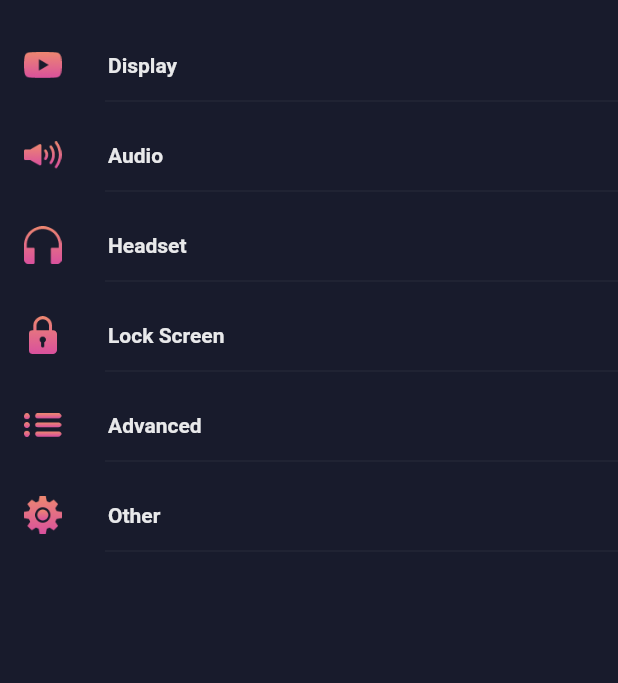
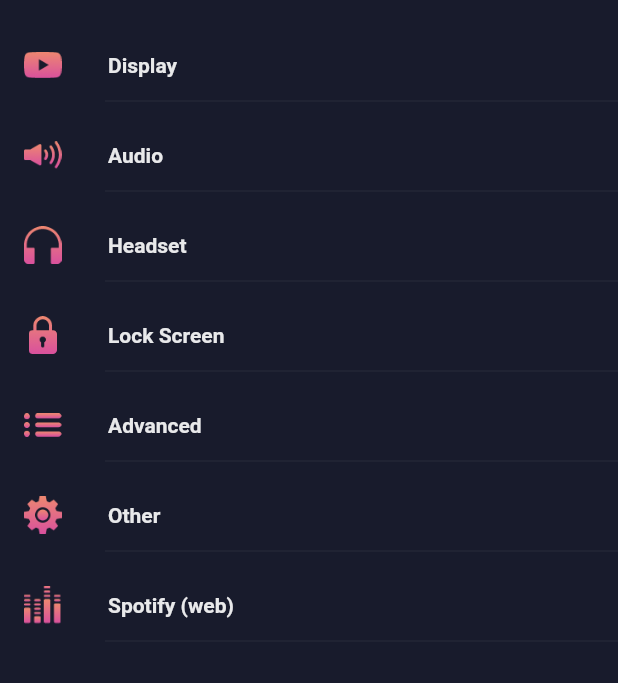
Before and after one commit to Kuwildansyah/Semester-5, a Flutter app: the SettingsView screen opened directly, on a phone screen of 412 x 824 dp, the part 61-744 px from its top. Run offline on Flutter 3.47's test engine with Material 2 defaults, Android fonts, the phone set to English and light mode, and no system bars; our stand-ins replace audio_service, dio, flutter_rating_bar, get, get_it, just_audio and 2 more; network calls fail.

Commit message:
Update settings_view.dart

```diff
--- a/Mobile/Project Moful/Myusic_V2/Myusic/lib/view/settings/settings_view.dart
+++ b/Mobile/Project Moful/Myusic_V2/Myusic/lib/view/settings/settings_view.dart
@@ -1,7 +1,10 @@
 import 'package:flutter/material.dart';
+// import 'package:flutter_webview_pro/webview_flutter.dart';
 import 'package:get/get.dart';
 import 'package:music_player/common_widget/icon_text_row.dart';
+import 'package:music_player/view/settings/webview.dart';
 import 'package:music_player/view_model/splash_view_model.dart';
+import 'package:webview_flutter/webview_flutter.dart';
 
 import '../../common/color_extension.dart';
 
@@ -38,7 +41,12 @@ class _SettingsViewState extends State<SettingsView> {
               fontWeight: FontWeight.w600),
         ),
       ),
-      body: ListView(
+      body: Column(
+        // Wrap your ListView with a Column
+        children: [
+          Expanded(
+            // Make the ListView expand to take available space
+            child: ListView(
               children: [
                 IconTextRow(
                   title: "Display",
@@ -65,11 +73,21 @@ class _SettingsViewState extends State<SettingsView> {
                   icon: "assets/img/s_menu.png",
                   onTap: () {},
                 ),
-
                 IconTextRow(
                   title: "Other",
                   icon: "assets/img/s_other.png",
                   onTap: () {},
+                ),
+                IconTextRow(
+                  title: "Spotify (web)",
+                  icon: "assets/img/m_eq.png", // Replace with your desired icon
+                  onTap: () {
+                    // Use GetX to navigate to the WebView page
+                    Get.to(() => WebviewPage());
+                  },
+                ),
+              ],
+            ),
           ),
         ],
       ),
```
Lines whose indentation alone changed are shown as unchanged.
